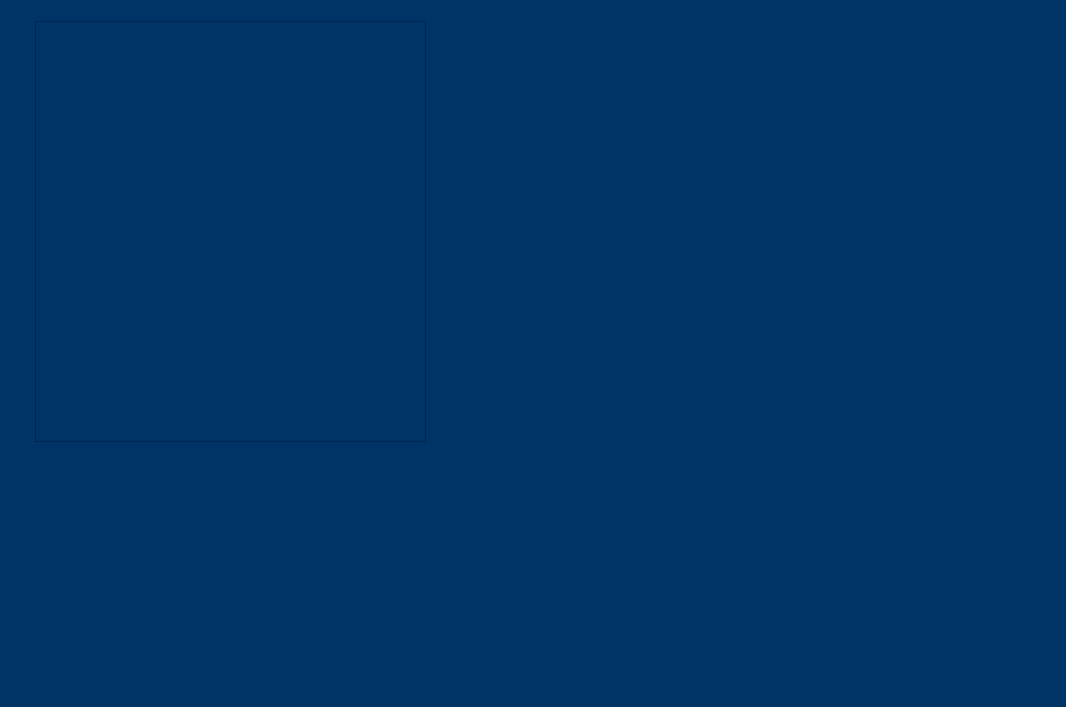
The window that NBA/trip.ui (pammypoor/ScrumGitSome) describes before a commit, drawn with Qt 5.
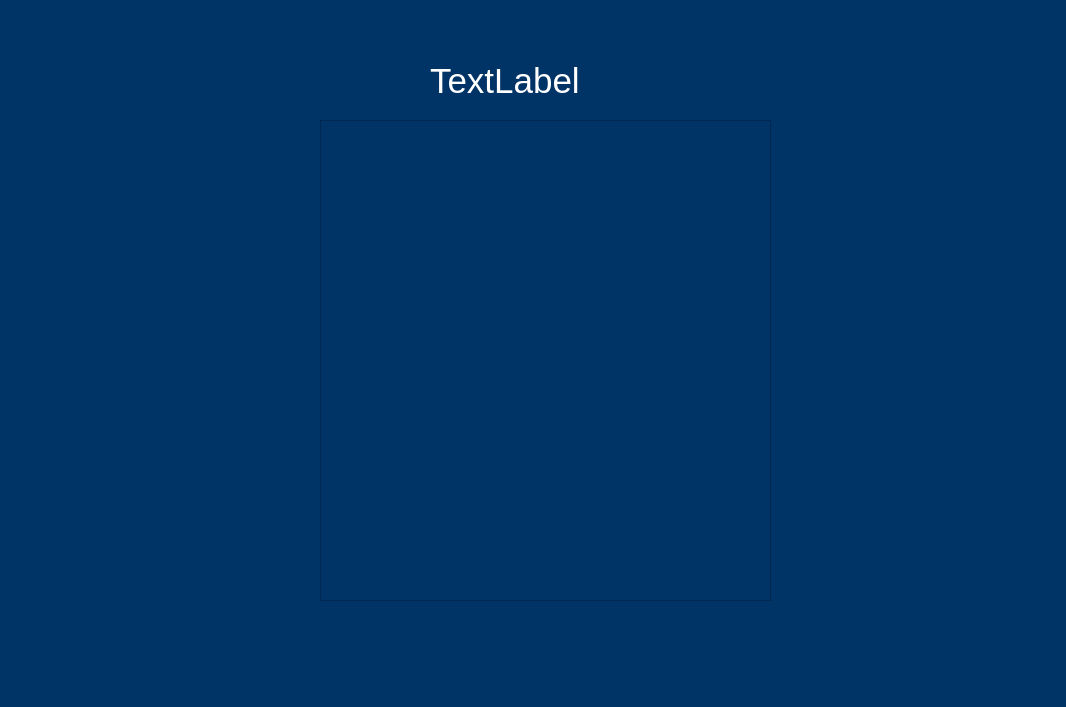
The same window after the commit. The open tabs and pages were chosen to show the change.

The edit to the form file:
```diff
--- a/NBA/trip.ui
+++ b/NBA/trip.ui
@@ -362,11 +362,31 @@
      <widget class="QTextBrowser" name="textBrowser">
       <property name="geometry">
        <rect>
-        <x>25</x>
-        <y>21</y>
-        <width>391</width>
-        <height>421</height>
+        <x>310</x>
+        <y>120</y>
+        <width>451</width>
+        <height>481</height>
        </rect>
+      </property>
+      <property name="styleSheet">
+       <string notr="true">color: white;</string>
+      </property>
+     </widget>
+     <widget class="QLabel" name="labelName">
+      <property name="geometry">
+       <rect>
+        <x>420</x>
+        <y>60</y>
+        <width>271</width>
+        <height>41</height>
+       </rect>
+      </property>
+      <property name="styleSheet">
+       <string notr="true">color: white;
+font-size: 35px;</string>
+      </property>
+      <property name="text">
+       <string>TextLabel</string>
       </property>
      </widget>
     </widget>
```
Left out of the diff: 2 changed lines with no effect on the pictures.
